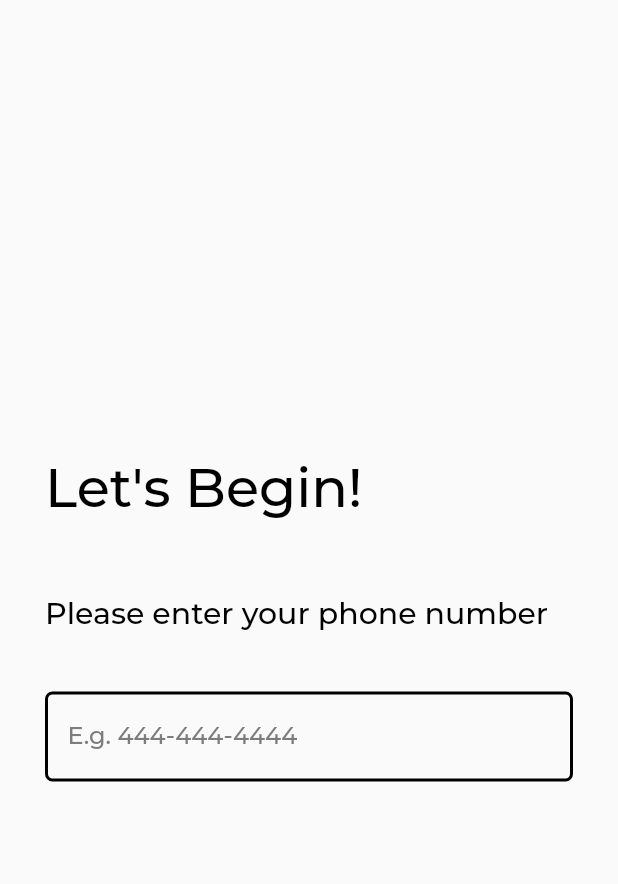
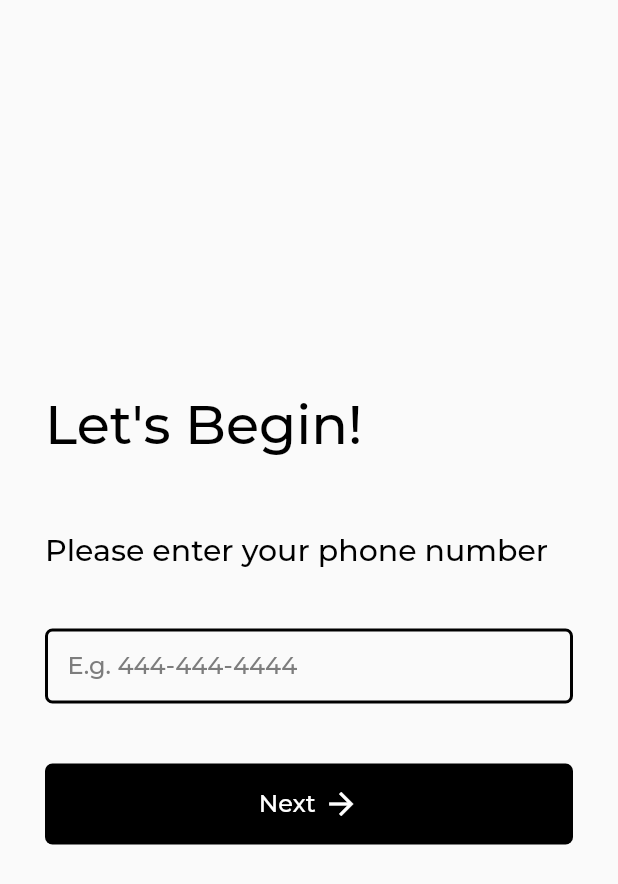
Before and after one commit to SimonZhao7/HandInNeed, a Flutter app: the screen it shows after launch, on a phone screen of 412 x 824 dp. Shown: the top 884 px of the screen. Run offline on Flutter 3.47's test engine with Material 2 defaults, Android fonts, the phone set to English and light mode, and no system bars; our stand-ins replace firebase_core; accounts and stored records are empty.

Commit message:
Button Widget

```diff
--- a/lib/constants/colors.dart
+++ b/lib/constants/colors.dart
@@ -1,3 +1,4 @@
 const blue = 0xFF1573FF;
 const black = 0xFF000000;
+const white = 0xFFFFFFFF;
 const mediumGray = 0xFF7D7D7D;
--- /dev/null
+++ b/lib/constants/widget_const/default_button_values.dart
@@ -0,0 +1,3 @@
+const double defaultHeight = 55;
+const double defaultBorderRadius = 5;
+const double defaultFontSize = 16;
--- a/lib/constants/widget_const/default_input_values.dart
+++ b/lib/constants/widget_const/default_input_values.dart
@@ -1,6 +1,5 @@
 const double defaultBorderRadius = 5;
 const double defaultBorderWidth = 1;
-const double defaultHeight = 60;
 const int defaultMaxLines = 1;
-const double defaultInnerPaddingV = 20;
+const double defaultInnerPaddingV = 15;
 const double defaultInnerPaddingH = 15;
--- a/lib/main.dart
+++ b/lib/main.dart
@@ -43,6 +43,13 @@ class MyApp extends StatelessWidget {
           displayColor: Colors.black,
           bodyColor: Colors.black,
         ),
+        textButtonTheme: TextButtonThemeData(
+          style: TextButton.styleFrom(
+            backgroundColor: const Color(black),
+            foregroundColor: const Color(white),
+            padding: const EdgeInsets.all(15),
+          ),
+        ),
       ),
       home: const RegisterView(),
       routes: {
--- a/lib/views/register_view.dart
+++ b/lib/views/register_view.dart
@@ -1,6 +1,7 @@
 import 'package:flutter/material.dart';
 // Widgets
 import 'package:hand_in_need/widgets/input.dart';
+import 'package:hand_in_need/widgets/button.dart';
 
 class RegisterView extends StatefulWidget {
   const RegisterView({super.key});
@@ -49,6 +50,24 @@ class _RegisterViewState extends State<RegisterView> {
               type: TextInputType.phone,
               borderWidth: 2,
             ),
+            const SizedBox(height: 40),
+            Button(
+              onPressed: () {},
+              center: Row(
+                mainAxisSize: MainAxisSize.min,
+                children: const [
+                  Text(
+                    'Next',
+                    style: TextStyle(
+                      fontSize: 16,
+                    ),
+                  ),
+                  SizedBox(width: 5),
+                  Icon(Icons.arrow_forward_outlined),
+                ],
+              ),
+              height: 55,
+            ),
           ],
         ),
       ),
--- /dev/null
+++ b/lib/widgets/button.dart
@@ -0,0 +1,82 @@
+import 'package:flutter/material.dart';
+// Constants
+import '../constants/widget_const/default_button_values.dart';
+
+class Button extends StatelessWidget {
+  final void Function() onPressed;
+  final EdgeInsetsGeometry? padding;
+  final String? label;
+  final Widget? center;
+  final Widget? icon;
+  final Widget? trailing;
+  final double height;
+  final double borderRadius;
+  final int? backgroundColor;
+  final int? textColor;
+
+  const Button({
+    super.key,
+    required this.onPressed,
+    this.label,
+    this.padding,
+    this.textColor,
+    this.height = defaultHeight,
+    this.borderRadius = defaultBorderRadius,
+    this.backgroundColor,
+    this.center,
+    this.icon,
+    this.trailing,
+  });
+
+  List<Widget> renderContent() {
+    List<Widget> result = [];
+    if (icon != null) {
+      result.add(
+        Align(
+          alignment: Alignment.centerLeft,
+          child: icon,
+        ),
+      );
+    }
+    result.add(
+      Align(
+        alignment: Alignment.center,
+        child: center ??
+            Text(
+              label ?? '',
+              style: TextStyle(
+                color: textColor != null ? Color(textColor!) : null,
+                fontSize: defaultFontSize,
+              ),
+            ),
+      ),
+    );
+    if (trailing != null) {
+      result.add(
+        Align(
+          alignment: Alignment.centerRight,
+          child: trailing,
+        ),
+      );
+    }
+    return result;
+  }
+
+  @override
+  Widget build(BuildContext context) {
+    return TextButton(
+      onPressed: onPressed,
+      style: TextButton.styleFrom(
+        backgroundColor:
+            backgroundColor != null ? Color(backgroundColor!) : null,
+        padding: padding,
+        shape: RoundedRectangleBorder(
+          borderRadius: BorderRadius.all(
+            Radius.circular(borderRadius),
+          ),
+        ),
+      ),
+      child: Stack(children: renderContent()),
+    );
+  }
+}
--- a/lib/widgets/input.dart
+++ b/lib/widgets/input.dart
@@ -11,7 +11,6 @@ class Input extends StatelessWidget {
   final bool password;
   final bool autofocus;
   final bool autocorrect;
-  final double height;
   final double borderRadius;
   final double borderWidth;
   final int borderColor;
@@ -31,7 +30,6 @@ class Input extends StatelessWidget {
     this.borderColor = black,
     this.focusedBorderColor,
     this.cursorColor,
-    this.height = defaultHeight,
     this.autofocus = false,
     this.autocorrect = false,
     this.maxLines = defaultMaxLines,
@@ -39,10 +37,7 @@ class Input extends StatelessWidget {
 
   @override
   Widget build(BuildContext context) {
-    return SizedBox(
-      height: height,
-      width: double.infinity,
-      child: TextField(
+    return TextField(
       textAlignVertical: TextAlignVertical.center,
       controller: controller,
       keyboardType: type,
@@ -86,7 +81,6 @@ class Input extends StatelessWidget {
           fontWeight: FontWeight.w500,
         ),
       ),
-      ),
     );
   }
 }
```
Lines whose indentation alone changed are shown as unchanged.
